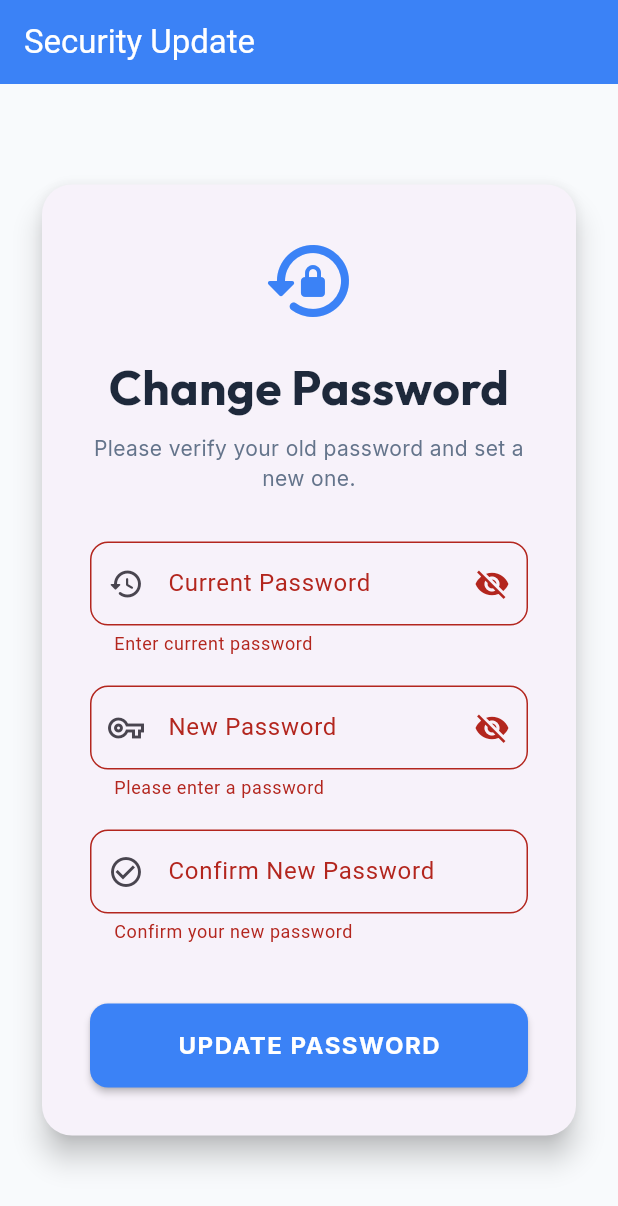
After one commit to credlawn/mebikeapp, a Flutter app: the ChangePasswordScreen screen opened directly, after a tap on "UPDATE PASSWORD", on a phone screen of 412 x 824 dp. The commit adds this screen. Shown: the top 1206 px of the screen. Run offline on Flutter 3.47's test engine with Material 3 defaults, Android fonts, the phone set to English and light mode, and no system bars; our stand-ins replace google_fonts, pocketbase, shared_preferences; accounts and stored records are empty.

Commit message:
V1.1.1 password change implimented

```diff
--- a/billing/lib/login_screen.dart
+++ b/billing/lib/login_screen.dart
@@ -1,4 +1,5 @@
 import 'package:flutter/material.dart';
+import 'package:pocketbase/pocketbase.dart';
 import 'pb_service.dart';
 import 'theme/app_snackbars.dart';
 import 'theme/colors.dart';
@@ -9,6 +10,7 @@ import 'screens/dashboard/dealer_dashboard.dart';
 import 'screens/dashboard/subdealer_dashboard.dart';
 import 'screens/dashboard/manager_dashboard.dart';
 import 'screens/dashboard/account_dashboard.dart';
+import 'screens/auth/change_password_screen.dart';
 
 class LoginScreen extends StatefulWidget {
   const LoginScreen({super.key});
@@ -37,11 +39,9 @@ class _LoginScreenState extends State<LoginScreen> {
         _passwordController.text.trim(),
       );
 
-      final role = auth.record.getStringValue('role');
-
       if (mounted) {
         AppSnackBars.showSuccess(context, 'Welcome back!');
-        _navigateByRole(role);
+        _navigateByRole(auth.record);
       }
     } catch (e) {
       if (mounted) {
@@ -63,7 +63,17 @@ class _LoginScreenState extends State<LoginScreen> {
     }
   }
 
-  void _navigateByRole(String role) {
+  void _navigateByRole(RecordModel record) {
+    final bool needsPasswordChange = record.getBoolValue('force_password_change');
+
+    if (needsPasswordChange) {
+      Navigator.of(context).pushReplacement(
+        MaterialPageRoute(builder: (_) => const ChangePasswordScreen()),
+      );
+      return;
+    }
+
+    final String role = record.getStringValue('role');
     Widget screen;
     switch (role) {
       case 'company':   screen = const CompanyDashboard(); break;
--- a/billing/lib/main.dart
+++ b/billing/lib/main.dart
@@ -8,6 +8,7 @@ import 'screens/dashboard/dealer_dashboard.dart';
 import 'screens/dashboard/subdealer_dashboard.dart';
 import 'screens/dashboard/manager_dashboard.dart';
 import 'screens/dashboard/account_dashboard.dart';
+import 'screens/auth/change_password_screen.dart';
 
 void main() async {
   try {
@@ -24,6 +25,9 @@ class MyApp extends StatelessWidget {
 
   @override
   Widget build(BuildContext context) {
+    final record = PbService().pb.authStore.record;
+    final bool needsPasswordChange = record?.getBoolValue('force_password_change') ?? false;
+
     return MaterialApp(
       title: 'ME BIKE Billing',
       navigatorKey: PbService.navigatorKey,
@@ -34,7 +38,9 @@ class MyApp extends StatelessWidget {
         useMaterial3: true,
       ),
       home: PbService().isAuthenticated
-          ? _getDashboard(PbService().pb.authStore.record?.getStringValue('role') ?? '')
+          ? (needsPasswordChange
+              ? const ChangePasswordScreen()
+              : _getDashboard(record?.getStringValue('role') ?? ''))
           : const LoginScreen(),
     );
   }
--- a/billing/lib/models/user_model.dart
+++ b/billing/lib/models/user_model.dart
@@ -5,12 +5,14 @@ class UserModel {
   final String email;
   final String role;
   final bool isEnabled;
+  final bool forcePasswordChange;
 
   const UserModel({
     required this.id,
     required this.email,
     required this.role,
     required this.isEnabled,
+    required this.forcePasswordChange,
   });
 
   static UserModel fromRecord(RecordModel record) {
@@ -19,6 +21,7 @@ class UserModel {
       email: record.getStringValue('email'),
       role: record.getStringValue('role'),
       isEnabled: record.getBoolValue('enable'),
+      forcePasswordChange: record.getBoolValue('force_password_change'),
     );
   }
 }
--- a/billing/lib/pb_service.dart
+++ b/billing/lib/pb_service.dart
@@ -96,7 +96,7 @@ class PbService {
     }
 
     navigatorKey.currentState?.pushAndRemoveUntil(
-      MaterialPageRoute(builder: (_) => const LoginScreen()),
+      MaterialPageRoute(builder: (_) => LoginScreen()),
       (route) => false,
     );
   }
--- /dev/null
+++ b/billing/lib/screens/auth/change_password_screen.dart
@@ -0,0 +1,170 @@
+import 'package:flutter/material.dart';
+import '../../pb_service.dart';
+import '../../theme/app_snackbars.dart';
+import '../../theme/colors.dart';
+import '../../theme/buttons.dart';
+import '../../theme/typography.dart';
+import '../../main.dart';
+import '../../login_screen.dart';
+
+class ChangePasswordScreen extends StatefulWidget {
+  const ChangePasswordScreen({super.key});
+
+  @override
+  State<ChangePasswordScreen> createState() => _ChangePasswordScreenState();
+}
+
+class _ChangePasswordScreenState extends State<ChangePasswordScreen> {
+  final _formKey = GlobalKey<FormState>();
+  final _oldPasswordController = TextEditingController();
+  final _passwordController = TextEditingController();
+  final _confirmPasswordController = TextEditingController();
+  bool _isLoading = false;
+  bool _obscureOldPassword = true;
+  bool _obscureNewPassword = true;
+
+  String? _validatePassword(String? value) {
+    if (value == null || value.isEmpty) return 'Please enter a password';
+    if (value.length < 8) return 'Password must be at least 8 characters';
+    if (!value.contains(RegExp(r'[A-Z]'))) return 'Must contain at least 1 uppercase letter';
+    if (!value.contains(RegExp(r'[0-9]'))) return 'Must contain at least 1 number';
+    return null;
+  }
+
+  Future<void> _handleChangePassword() async {
+    if (!_formKey.currentState!.validate()) return;
+    if (_passwordController.text != _confirmPasswordController.text) {
+      AppSnackBars.showError(context, 'New passwords do not match');
+      return;
+    }
+
+    setState(() => _isLoading = true);
+
+    try {
+      final userId = PbService().pb.authStore.record?.id;
+      if (userId == null) throw 'User session not found';
+
+      await PbService().pb.collection('users').update(userId, body: {
+        'oldPassword': _oldPasswordController.text.trim(),
+        'password': _passwordController.text.trim(),
+        'passwordConfirm': _confirmPasswordController.text.trim(),
+        'force_password_change': false,
+      });
+
+      if (mounted) {
+        AppSnackBars.showSuccess(context, 'Password changed! Please login with your new password.');
+
+        // Clear session and go back to Login
+        PbService().logout();
+
+        if (mounted) {
+          Navigator.of(context).pushAndRemoveUntil(
+            MaterialPageRoute(builder: (_) => LoginScreen()),
+            (route) => false,
+          );
+        }
+      }
+    } catch (e) {
+      if (mounted) {
+        String errorMessage = e.toString();
+        if (errorMessage.contains('400')) {
+          errorMessage = 'Invalid old password or validation failed.';
+        }
+        AppSnackBars.showError(context, errorMessage);
+      }
+    } finally {
+      if (mounted) setState(() => _isLoading = false);
+    }
+  }
+
+  @override
+  Widget build(BuildContext context) {
+    return Scaffold(
+      backgroundColor: AppColors.background,
+      appBar: AppBar(
+        title: const Text('Security Update'),
+        backgroundColor: AppColors.primary,
+        foregroundColor: Colors.white,
+      ),
+      body: Center(
+        child: SingleChildScrollView(
+          padding: const EdgeInsets.all(24.0),
+          child: Card(
+            elevation: 8,
+            shape: RoundedRectangleBorder(borderRadius: BorderRadius.circular(20)),
+            child: Padding(
+              padding: const EdgeInsets.all(32.0),
+              child: Form(
+                key: _formKey,
+                child: Column(
+                  mainAxisSize: MainAxisSize.min,
+                  children: [
+                    const Icon(Icons.lock_reset_rounded, size: 64, color: AppColors.primary),
+                    const SizedBox(height: 16),
+                    Text('Change Password', style: AppTypography.h1, textAlign: TextAlign.center),
+                    const SizedBox(height: 8),
+                    Text('Please verify your old password and set a new one.', style: AppTypography.bodyMedium, textAlign: TextAlign.center),
+                    const SizedBox(height: 32),
+
+                    // Old Password Field
+                    TextFormField(
+                      controller: _oldPasswordController,
+                      obscureText: _obscureOldPassword,
+                      decoration: InputDecoration(
+                        labelText: 'Current Password',
+                        prefixIcon: const Icon(Icons.history_rounded),
+                        border: OutlineInputBorder(borderRadius: BorderRadius.circular(12)),
+                        suffixIcon: IconButton(
+                          icon: Icon(_obscureOldPassword ? Icons.visibility_off : Icons.visibility),
+                          onPressed: () => setState(() => _obscureOldPassword = !_obscureOldPassword),
+                        ),
+                      ),
+                      validator: (value) => value == null || value.isEmpty ? 'Enter current password' : null,
+                    ),
+                    const SizedBox(height: 20),
+
+                    // New Password Field
+                    TextFormField(
+                      controller: _passwordController,
+                      obscureText: _obscureNewPassword,
+                      decoration: InputDecoration(
+                        labelText: 'New Password',
+                        prefixIcon: const Icon(Icons.vpn_key_outlined),
+                        border: OutlineInputBorder(borderRadius: BorderRadius.circular(12)),
+                        suffixIcon: IconButton(
+                          icon: Icon(_obscureNewPassword ? Icons.visibility_off : Icons.visibility),
+                          onPressed: () => setState(() => _obscureNewPassword = !_obscureNewPassword),
+                        ),
+                      ),
+                      validator: _validatePassword,
+                    ),
+                    const SizedBox(height: 20),
+
+                    // Confirm Password Field
+                    TextFormField(
+                      controller: _confirmPasswordController,
+                      obscureText: _obscureNewPassword,
+                      decoration: InputDecoration(
+                        labelText: 'Confirm New Password',
+                        prefixIcon: const Icon(Icons.check_circle_outline),
+                        border: OutlineInputBorder(borderRadius: BorderRadius.circular(12)),
+                      ),
+                      validator: (value) => value == null || value.isEmpty ? 'Confirm your new password' : null,
+                    ),
+                    const SizedBox(height: 40),
+
+                    AppButtons.primary(
+                      text: 'UPDATE PASSWORD',
+                      onPressed: _handleChangePassword,
+                      isLoading: _isLoading,
+                    ),
+                  ],
+                ),
+              ),
+            ),
+          ),
+        ),
+      ),
+    );
+  }
+}
```
Also changed, not shown: 5 other files.
